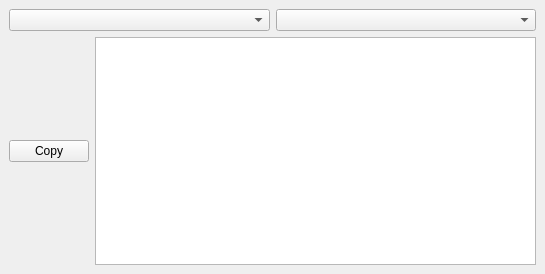
sickel/qgisSpectre, file qgisSpectre_dockwidget_base.ui: the form before one commit.
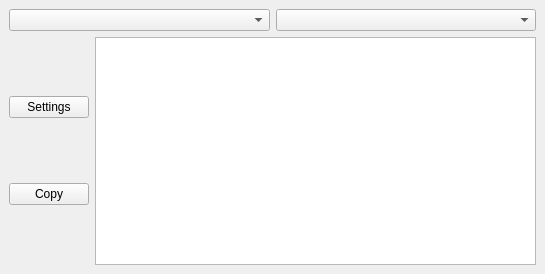
The form after the commit.

Commit message: Using hardcoded calibration. Settings button but still withoug functionallity

```diff
--- a/qgisSpectre_dockwidget_base.ui
+++ b/qgisSpectre_dockwidget_base.ui
@@ -34,7 +34,16 @@
     <item row="2" column="0">
      <layout class="QHBoxLayout" name="horizontalLayout_2">
       <item>
-       <layout class="QVBoxLayout" name="verticalLayout"/>
+       <layout class="QVBoxLayout" name="verticalLayout">
+        <property name="sizeConstraint">
+         <enum>QLayout::SetFixedSize</enum>
+        </property>
+        <item>
+         <widget class="QPushButton" name="pBSettings">
+          <property name="text">
+           <string>Settings</string>
+          </property>
+         </widget>
       </item>
       <item>
        <widget class="QPushButton" name="pBCopy">
@@ -42,6 +51,8 @@
          <string>Copy</string>
         </property>
        </widget>
+        </item>
+       </layout>
       </item>
       <item>
        <widget class="QGraphicsView" name="graphicsView"/>
```
Lines whose indentation alone changed are shown as unchanged. The commit also changes 2 other files.
